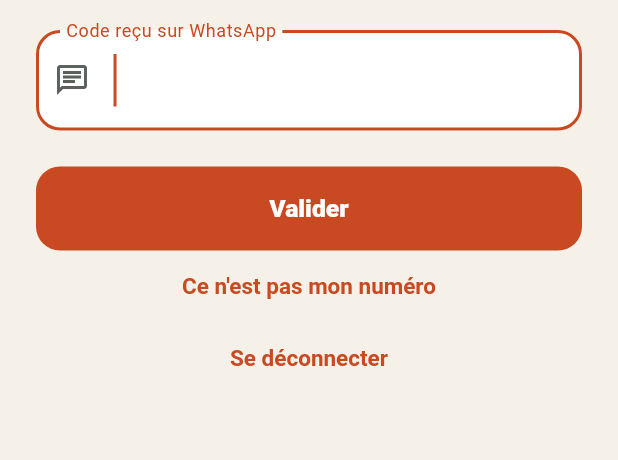
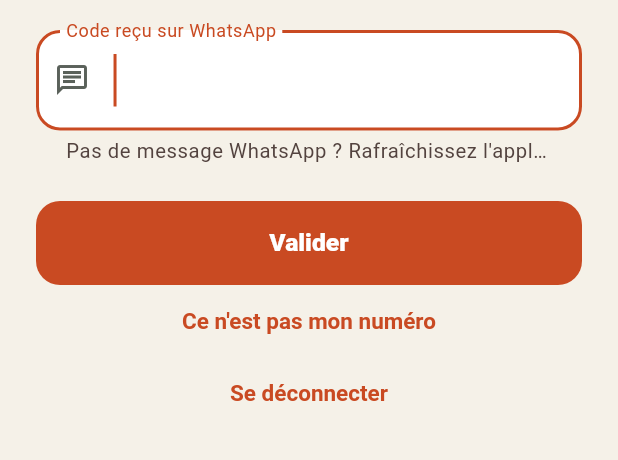
Before and after one commit to giss1408/djassa-App-user, a Flutter app: the VerifyNumberScreen screen opened directly, on a phone screen of 412 x 824 dp, the part 219-679 px from its top. Run offline on Flutter 3.47's test engine with Material 3 defaults, Android fonts, the phone set to English and light mode, and no system bars; our stand-ins replace firebase_core, firebase_messaging, flutter_riverpod, flutter_secure_storage, video_player; missing offline and left inert: mobile_scanner; accounts and stored records are empty; network calls fail.

Commit message:
Tell the customer to refresh the app when the WhatsApp code does not arrive
Co-Authored-By: Claude Opus 5.5 <noreply@anthropic.com>

```diff
--- a/lib/features/account_screen.dart
+++ b/lib/features/account_screen.dart
@@ -290,7 +290,7 @@ class _ChangeNumberScreenState extends ConsumerState<ChangeNumberScreen> {
               autofillHints: const [AutofillHints.oneTimeCode],
               inputFormatters: [FilteringTextInputFormatter.digitsOnly, LengthLimitingTextInputFormatter(6)],
               style: const TextStyle(fontSize: 20, letterSpacing: 6, fontWeight: FontWeight.w700),
-              decoration: InputDecoration(labelText: '${Strings.newNumberCode} $sentTo', prefixIcon: const Icon(Icons.chat_outlined)),
+              decoration: InputDecoration(labelText: '${Strings.newNumberCode} $sentTo', helperText: Strings.codeNotReceived, prefixIcon: const Icon(Icons.chat_outlined)),
             ),
           ],
           ErrorLine(_error),
--- a/lib/features/password_screens.dart
+++ b/lib/features/password_screens.dart
@@ -252,7 +252,7 @@ class _VerifyNumberScreenState extends ConsumerState<VerifyNumberScreen> {
             },
             onSubmitted: (_) => _submit(),
             style: const TextStyle(fontSize: 24, letterSpacing: 8, fontWeight: FontWeight.w700),
-            decoration: const InputDecoration(labelText: Strings.verifyCodeLabel, prefixIcon: Icon(Icons.chat_outlined)),
+            decoration: const InputDecoration(labelText: Strings.verifyCodeLabel, helperText: Strings.codeNotReceived, prefixIcon: Icon(Icons.chat_outlined)),
           ),
           ErrorLine(_error),
           const SizedBox(height: 24),
--- a/lib/features/phone_sign_in_form.dart
+++ b/lib/features/phone_sign_in_form.dart
@@ -142,7 +142,7 @@ class _PhoneSignInFormState extends ConsumerState<PhoneSignInForm> {
               textInputAction: TextInputAction.next,
               inputFormatters: [FilteringTextInputFormatter.digitsOnly, LengthLimitingTextInputFormatter(6)],
               style: const TextStyle(fontSize: 20, letterSpacing: 6, fontWeight: FontWeight.w700),
-              decoration: const InputDecoration(labelText: Strings.claimCodeLabel, prefixIcon: Icon(Icons.chat_outlined)),
+              decoration: const InputDecoration(labelText: Strings.claimCodeLabel, helperText: Strings.codeNotReceived, prefixIcon: Icon(Icons.chat_outlined)),
             ),
           ],
           const SizedBox(height: 14),
--- a/lib/l10n/strings.dart
+++ b/lib/l10n/strings.dart
@@ -91,6 +91,7 @@ class Strings {
   static const verifyIntro =
       'L\'équipe Fidelia vous envoie un code à 6 chiffres sur WhatsApp, au numéro de votre compte. Saisissez-le ici.';
   static const verifyCodeLabel = 'Code reçu sur WhatsApp';
+  static const codeNotReceived = 'Pas de message WhatsApp ? Rafraîchissez l\'application.';
   static const verifyAction = 'Valider';
   static const verifyCodeMissing = 'Le code à 6 chiffres.';
   static const verifyWrongNumber = 'Ce n\'est pas mon numéro';
```
